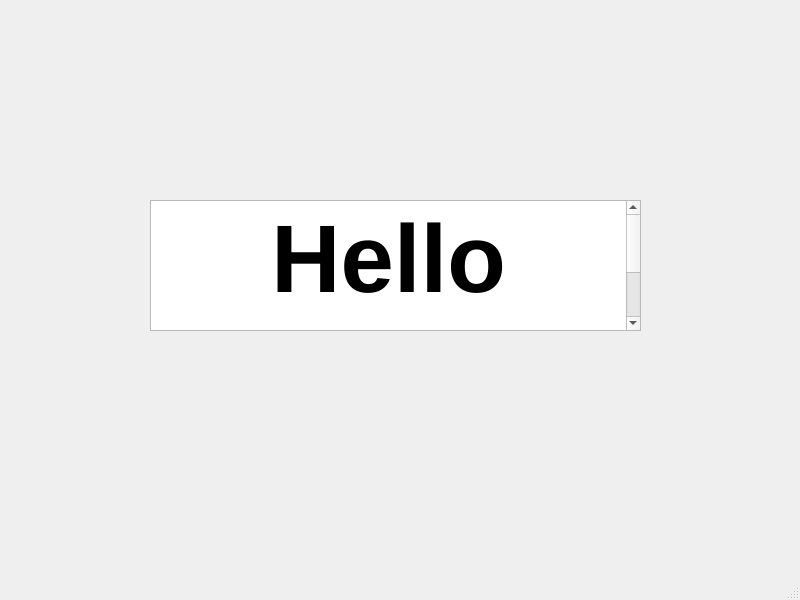
This is ui.ui in rhy3h/streamelements as Qt 5 draws it before an edit. The edited form follows.
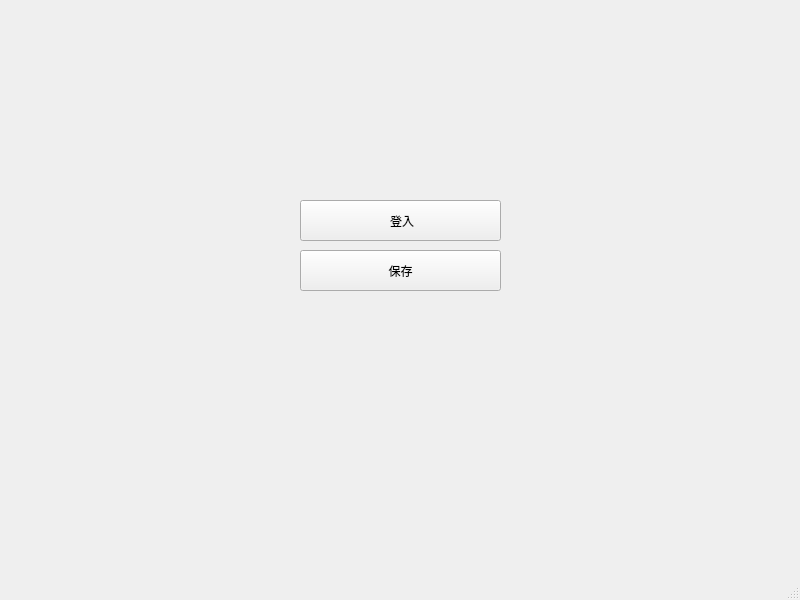
This is the edited form.

Commit message: manual login and save cookies

Diff of the .ui file:
```diff
--- a/ui.ui
+++ b/ui.ui
@@ -14,21 +14,30 @@
    <string>MainWindow</string>
   </property>
   <widget class="QWidget" name="centralwidget">
-   <widget class="QTextBrowser" name="textBrowser">
+   <widget class="QPushButton" name="LoginButton">
     <property name="geometry">
      <rect>
-      <x>150</x>
+      <x>300</x>
       <y>200</y>
-      <width>491</width>
-      <height>131</height>
+      <width>201</width>
+      <height>41</height>
      </rect>
     </property>
-    <property name="html">
-     <string>&lt;!DOCTYPE HTML PUBLIC &quot;-//W3C//DTD HTML 4.0//EN&quot; &quot;http://www.w3.org/TR/REC-html40/strict.dtd&quot;&gt;
-&lt;html&gt;&lt;head&gt;&lt;meta name=&quot;qrichtext&quot; content=&quot;1&quot; /&gt;&lt;style type=&quot;text/css&quot;&gt;
-p, li { white-space: pre-wrap; }
-&lt;/style&gt;&lt;/head&gt;&lt;body style=&quot; font-family:'PMingLiU'; font-size:9pt; font-weight:400; font-style:normal;&quot;&gt;
-&lt;p align=&quot;center&quot; style=&quot; margin-top:0px; margin-bottom:0px; margin-left:0px; margin-right:0px; -qt-block-indent:0; text-indent:0px;&quot;&gt;&lt;span style=&quot; font-size:72pt; font-weight:600;&quot;&gt;Hello PyQt5&lt;/span&gt;&lt;/p&gt;&lt;/body&gt;&lt;/html&gt;</string>
+    <property name="text">
+     <string> 登入</string>
+    </property>
+   </widget>
+   <widget class="QPushButton" name="SaveButton">
+    <property name="geometry">
+     <rect>
+      <x>300</x>
+      <y>250</y>
+      <width>201</width>
+      <height>41</height>
+     </rect>
+    </property>
+    <property name="text">
+     <string>保存</string>
     </property>
    </widget>
   </widget>
```
The commit also changes 6 other files.
